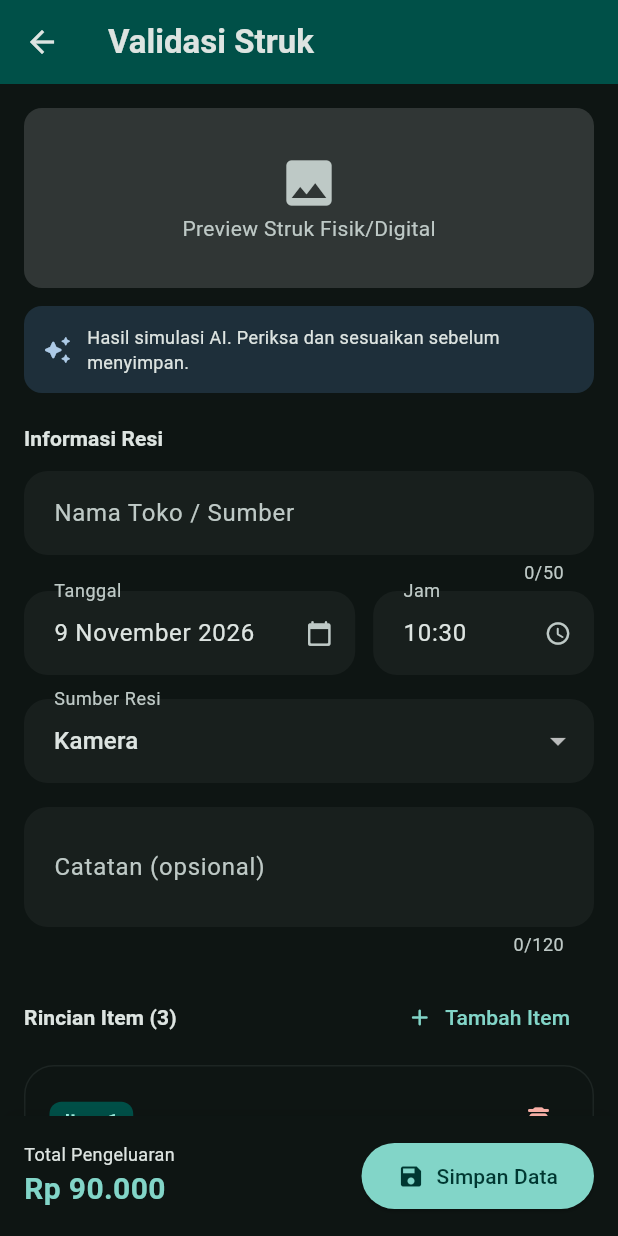
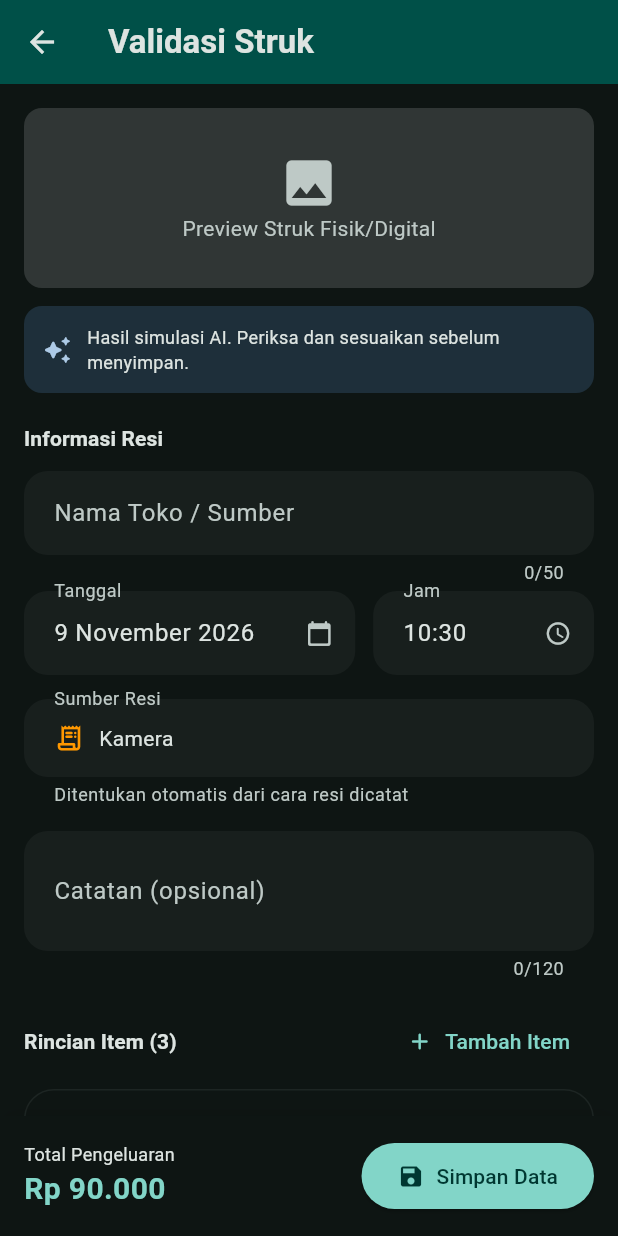
Before and after one commit to LuthfiNaufaldi21/BonKu, a Flutter app: the ConfirmationScreen screen opened directly, on a phone screen of 412 x 824 dp. Run offline on Flutter 3.47's test engine with Material 3 defaults, Android fonts, the phone set to English and light mode, and no system bars; our stand-ins replace image_picker, shared_preferences; accounts and stored records are empty.

Commit message:
style: ganti tombol tengah jadi ikon tambah dan kunci sumber resi sesuai cara pencatatan

```diff
--- a/lib/screens/confirmation_screen.dart
+++ b/lib/screens/confirmation_screen.dart
@@ -329,17 +329,18 @@ class _ConfirmationScreenState extends State<ConfirmationScreen> {
             ],
           ),
           const SizedBox(height: 16),
-          DropdownButtonFormField<SumberResi>(
-            initialValue: _sumber,
-            isExpanded: true,
-            decoration: _dekor('Sumber Resi'),
-            items: [
-              for (final s in SumberResi.values)
-                DropdownMenuItem(value: s, child: Text(Format.labelSumber(s))),
-            ],
-            onChanged: (v) {
-              if (v != null) setState(() => _sumber = v);
-            },
+          // Sumber ditentukan otomatis dari cara resi dicatat, bukan pilihan pengguna.
+          InputDecorator(
+            decoration: _dekor('Sumber Resi').copyWith(
+              helperText: 'Ditentukan otomatis dari cara resi dicatat',
+            ),
+            child: Row(
+              children: [
+                Icon(Format.ikonSumber(_sumber), size: 20, color: Format.warnaSumber(_sumber)),
+                const SizedBox(width: 10),
+                Text(Format.labelSumber(_sumber)),
+              ],
+            ),
           ),
           const SizedBox(height: 16),
           TextFormField(
--- a/lib/screens/home_screen.dart
+++ b/lib/screens/home_screen.dart
@@ -35,7 +35,7 @@ class HomeScreen extends StatelessWidget {
       return const EmptyView(
         icon: Icons.receipt_long_rounded,
         judul: 'Belum ada transaksi',
-        pesan: 'Tekan tombol scan di tengah untuk mencatat pengeluaran pertama.',
+        pesan: 'Tekan tombol + di tengah untuk mencatat pengeluaran pertama.',
       );
     }
 
--- a/lib/screens/pengaturan_screen.dart
+++ b/lib/screens/pengaturan_screen.dart
@@ -79,7 +79,7 @@ class PengaturanScreen extends StatelessWidget {
               const SizedBox(height: 8),
               faq(
                 'Bagaimana cara mencatat resi?',
-                'Tekan tombol scan di tengah, lalu pilih foto struk, resi digital, atau input manual. '
+                'Tekan tombol + di tengah, lalu pilih scan struk, galeri/resi digital, atau input manual. '
                     'Periksa hasilnya, lalu tekan Simpan.',
               ),
               faq(
--- a/lib/screens/semua_resi_screen.dart
+++ b/lib/screens/semua_resi_screen.dart
@@ -119,7 +119,7 @@ class _SemuaResiScreenState extends State<SemuaResiScreen> {
             isi(const EmptyView(
               icon: Icons.receipt_long_rounded,
               judul: 'Belum ada resi',
-              pesan: 'Tekan tombol scan di tengah untuk menambahkan resi pertama.',
+              pesan: 'Tekan tombol + di tengah untuk menambahkan resi pertama.',
             )),
           ];
         }
```
Also changed, not shown: lib/screens/main_nav_screen.dart (+6 -6 lines).
